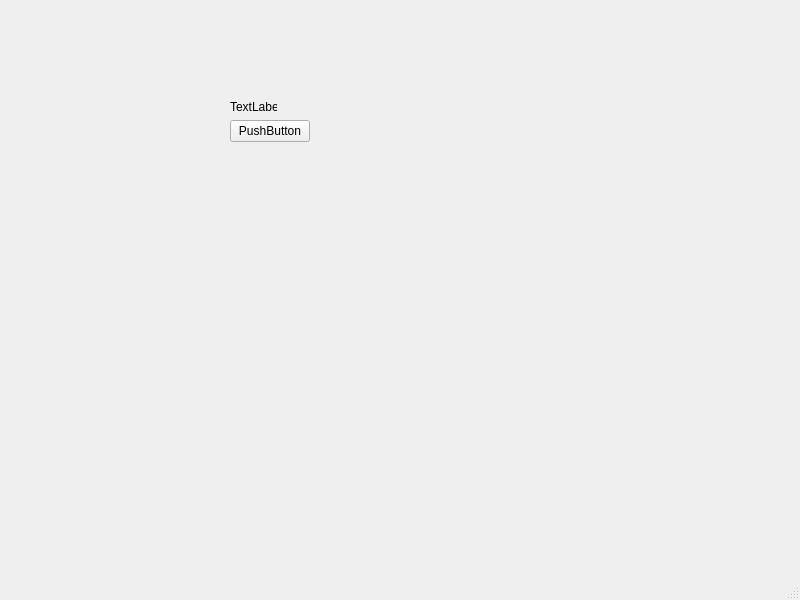
Qt form app/mainwindow.ui (moonlight-stream/moonlight-qt) before a commit.
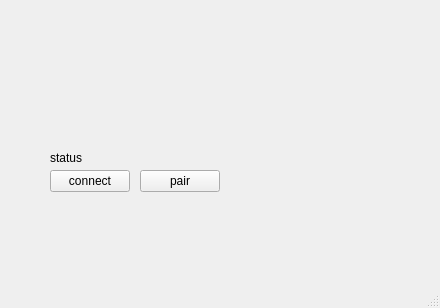
The same form after that commit.

Commit message:
added pair functionality with status label
added two buttons connect and pair
connect button initializes a connection to 127.0.0.1
pair button tries to pair using 1111
the label shows the status and result of each click

Patch:
```diff
--- a/app/mainwindow.ui
+++ b/app/mainwindow.ui
@@ -6,8 +6,8 @@
    <rect>
     <x>0</x>
     <y>0</y>
-    <width>800</width>
-    <height>600</height>
+    <width>440</width>
+    <height>308</height>
    </rect>
   </property>
   <property name="windowTitle">
@@ -17,27 +17,40 @@
    <widget class="QPushButton" name="pushButton">
     <property name="geometry">
      <rect>
-      <x>230</x>
-      <y>120</y>
+      <x>50</x>
+      <y>170</y>
       <width>80</width>
       <height>22</height>
      </rect>
     </property>
     <property name="text">
-     <string>PushButton</string>
+     <string>connect</string>
     </property>
    </widget>
    <widget class="QLabel" name="label">
     <property name="geometry">
      <rect>
-      <x>230</x>
-      <y>100</y>
-      <width>47</width>
-      <height>14</height>
+      <x>50</x>
+      <y>150</y>
+      <width>171</width>
+      <height>16</height>
      </rect>
     </property>
     <property name="text">
-     <string>TextLabel</string>
+     <string>status</string>
+    </property>
+   </widget>
+   <widget class="QPushButton" name="pair_pushButton">
+    <property name="geometry">
+     <rect>
+      <x>140</x>
+      <y>170</y>
+      <width>80</width>
+      <height>22</height>
+     </rect>
+    </property>
+    <property name="text">
+     <string>pair</string>
     </property>
    </widget>
   </widget>
```
Left out of the diff: 6 changed lines with no effect on the pictures. The commit also changes 2 other files.
